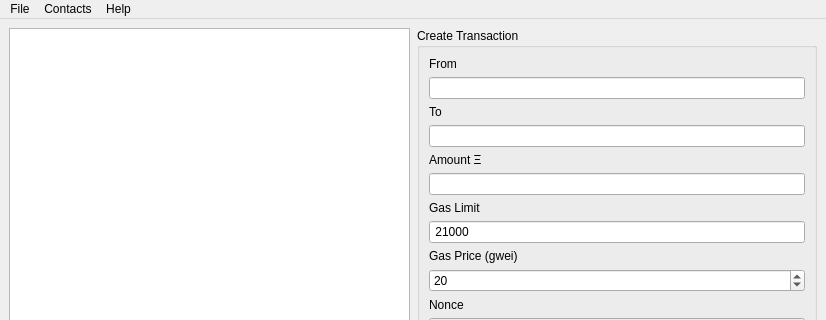
Qt form icenine/ui/mainwindow.ui (mikeshultz/icenine) before a commit; both pictures show x 0 to 826 and y 0 to 320 of the 826 by 774 pixel window.
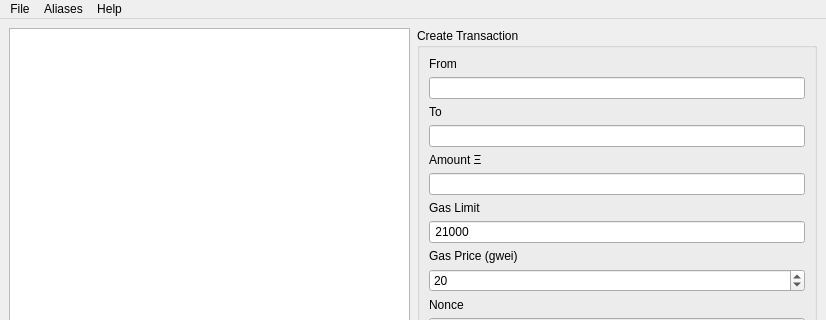
The same form after that commit. Icons and pictures are not drawn.

The edit to the form file:
```diff
--- a/icenine/ui/mainwindow.ui
+++ b/icenine/ui/mainwindow.ui
@@ -294,9 +294,9 @@
     <addaction name="actionBackup"/>
     <addaction name="actionSave_All_Accounts"/>
    </widget>
-   <widget class="QMenu" name="menuContacts">
+   <widget class="QMenu" name="menuAliases">
     <property name="title">
-     <string>Contacts</string>
+     <string>Aliases</string>
     </property>
     <addaction name="actionAdd_Contact"/>
     <addaction name="actionView_Contacts"/>
@@ -311,7 +311,7 @@
     <addaction name="actionAbout_Icenine"/>
    </widget>
    <addaction name="menuFile"/>
-   <addaction name="menuContacts"/>
+   <addaction name="menuAliases"/>
    <addaction name="menuHelp"/>
   </widget>
   <action name="actionOpen_Keystore_File">
```
Left out of the diff: 24 changed lines with no effect on the pictures.
